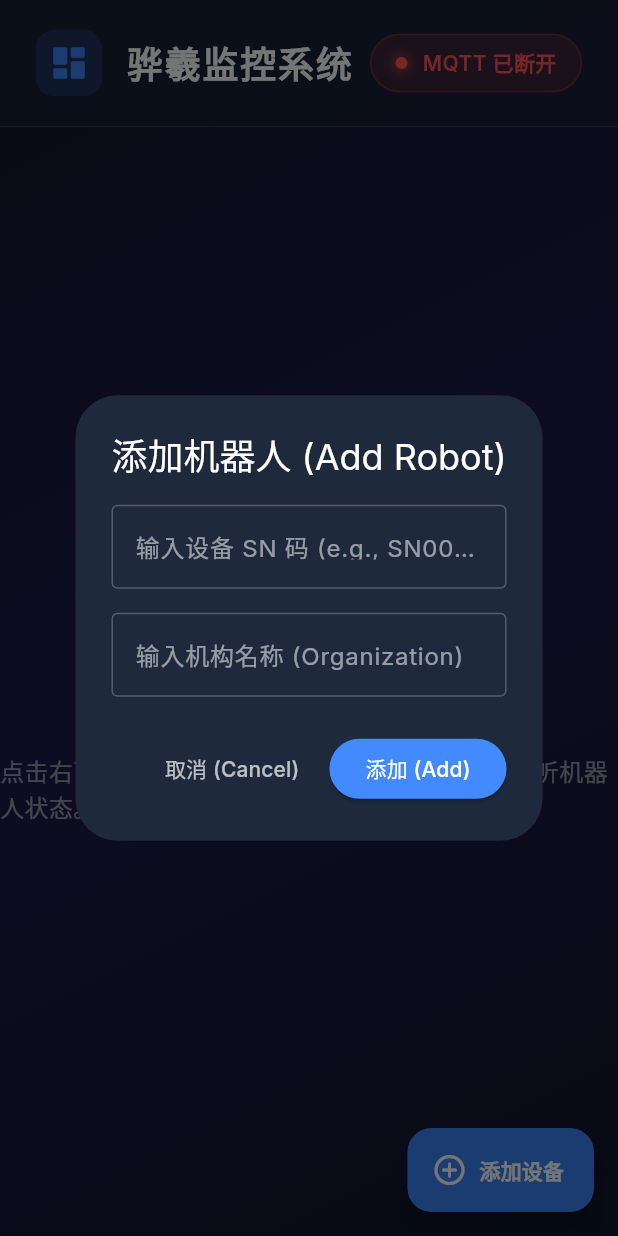
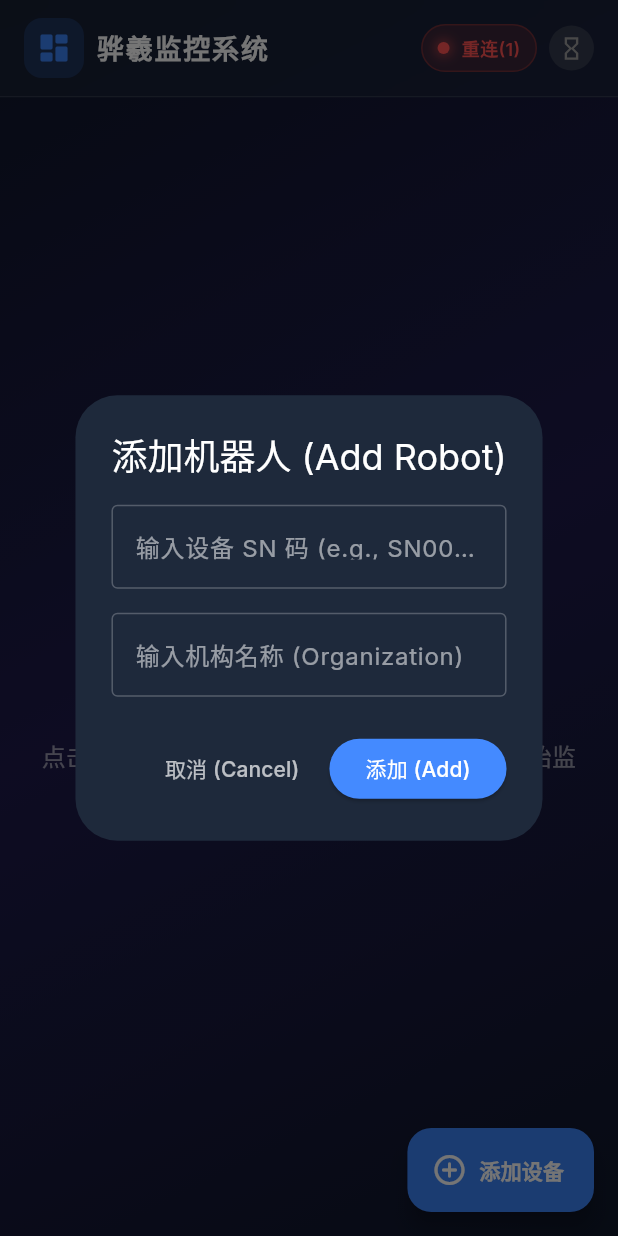
Before and after one commit to caicoder/rms_dashboard, a Flutter app: the screen it shows after launch, after a tap on "添加设备", on a phone screen of 412 x 824 dp. Run offline on Flutter 3.47's test engine with Material 3 defaults, Android fonts, the phone set to English and light mode, and no system bars; our stand-ins replace get, google_fonts, shared_preferences, wakelock_plus, yaml; missing offline and left inert: flame, mqtt_client.

Commit message:
问题的修改

```diff
--- a/lib/controllers/mqtt_controller.dart
+++ b/lib/controllers/mqtt_controller.dart
@@ -1,3 +1,4 @@
+import 'dart:async';
 import 'dart:convert';
 import 'package:get/get.dart';
 import 'package:mqtt_client/mqtt_client.dart';
@@ -12,6 +13,9 @@ class MqttController extends GetxController {
 
   MqttClient? client;
   var connectionState = MqttConnectionState.disconnected.obs;
+  var isRetrying = false.obs;
+  var retryCount = 0.obs;
+  Timer? _reconnectTimer;
 
   final RobotController robotController = Get.find<RobotController>();
 
@@ -54,8 +58,12 @@ class MqttController extends GetxController {
       client!.disconnect();
     }
 
-    if (client!.connectionStatus!.state == MqttConnectionState.connected) {
+    if (client!.connectionStatus?.state == MqttConnectionState.connected) {
       connectionState.value = MqttConnectionState.connected;
+      isRetrying.value = false;
+      retryCount.value = 0;
+      _reconnectTimer?.cancel();
+
       // 使用通配符 '+' 一次性订阅该项目下所有的机器人心跳与事件主题
       client!.subscribe('HuaXi/01/01/huaxi001/D/P/+', MqttQos.atLeastOnce);
       client!.subscribe('HuaXi/01/01/huaxi001/D/U/+', MqttQos.atLeastOnce);
@@ -69,7 +77,32 @@ class MqttController extends GetxController {
       });
     } else {
       connectionState.value = MqttConnectionState.disconnected;
+      _scheduleReconnect();
     }
+  }
+
+  void _scheduleReconnect() {
+    if (connectionState.value == MqttConnectionState.connected) return;
+    if (_reconnectTimer != null && _reconnectTimer!.isActive) return;
+
+    if (retryCount.value < 5) {
+      isRetrying.value = true;
+      retryCount.value++;
+      print('Scheduling reconnect attempt ${retryCount.value} in 1 minute...');
+      _reconnectTimer = Timer(const Duration(minutes: 1), () {
+        _connect();
+      });
+    } else {
+      isRetrying.value = false;
+      print('Max reconnect attempts reached. Waiting for manual trigger.');
+    }
+  }
+
+  void manualReconnect() {
+    _reconnectTimer?.cancel();
+    retryCount.value = 0;
+    isRetrying.value = true;
+    _connect();
   }
 
   void _handleMessage(String topic, String payload) {
@@ -124,6 +157,7 @@ class MqttController extends GetxController {
   void onDisconnected() {
     print('MQTT client disconnected');
     connectionState.value = MqttConnectionState.disconnected;
+    _scheduleReconnect();
   }
 
   void onConnected() {
--- a/lib/main.dart
+++ b/lib/main.dart
@@ -1,9 +1,12 @@
 import 'package:flutter/material.dart';
 import 'package:get/get.dart';
 import 'package:google_fonts/google_fonts.dart';
+import 'package:wakelock_plus/wakelock_plus.dart';
 import 'views/dashboard/dashboard_page.dart';
 
 void main() {
+  WidgetsFlutterBinding.ensureInitialized();
+  WakelockPlus.enable();
   runApp(const RMSApp());
 }
 
--- a/lib/views/dashboard/dashboard_page.dart
+++ b/lib/views/dashboard/dashboard_page.dart
@@ -162,7 +162,7 @@ class DashboardPage extends StatelessWidget {
         child: SafeArea(
           child: Column(
             children: [
-              _buildHeader(),
+              _buildHeader(context),
               Expanded(
                 child: Obx(() {
                   final robots = robotController.robots; // View all robots for pagination
@@ -201,12 +201,14 @@ class DashboardPage extends StatelessWidget {
     );
   }
 
-  Widget _buildHeader() {
+  Widget _buildHeader(BuildContext context) {
+    bool isSmallScreen = MediaQuery.of(context).size.width < 600;
+
     return ClipRRect(
       child: BackdropFilter(
         filter: ImageFilter.blur(sigmaX: 10, sigmaY: 10),
         child: Container(
-          padding: const EdgeInsets.symmetric(horizontal: 24.0, vertical: 20.0),
+          padding: EdgeInsets.symmetric(horizontal: isSmallScreen ? 16.0 : 24.0, vertical: isSmallScreen ? 12.0 : 20.0),
           decoration: BoxDecoration(
             color: const Color(0xFF1E293B).withOpacity(0.5),
             border: Border(bottom: BorderSide(color: Colors.white.withOpacity(0.1))),
@@ -214,7 +216,8 @@ class DashboardPage extends StatelessWidget {
           child: Row(
             mainAxisAlignment: MainAxisAlignment.spaceBetween,
             children: [
-              Row(
+              Expanded(
+                child: Row(
                   children: [
                     Container(
                       padding: const EdgeInsets.all(8),
@@ -222,25 +225,35 @@ class DashboardPage extends StatelessWidget {
                         color: const Color(0xFF3B82F6).withOpacity(0.2),
                         borderRadius: BorderRadius.circular(12),
                       ),
-                    child: const Icon(Icons.dashboard_rounded, color: Color(0xFF3B82F6), size: 28),
+                      child: Icon(Icons.dashboard_rounded, color: const Color(0xFF3B82F6), size: isSmallScreen ? 24 : 28),
                     ),
-                  const SizedBox(width: 16),
-                  const Text(
+                    SizedBox(width: isSmallScreen ? 8 : 16),
+                    Expanded(
+                      child: Text(
                         '骅羲监控系统',
                         overflow: TextOverflow.ellipsis,
                         style: TextStyle(
-                      fontSize: 24,
+                          fontSize: isSmallScreen ? 18 : 24,
                           fontWeight: FontWeight.w800,
                           letterSpacing: 1.2,
                           color: Colors.white,
                         ),
                       ),
+                    ),
                   ],
                 ),
+              ),
+              const SizedBox(width: 8),
               Obx(() {
                 final isConnected = mqttController.connectionState.value == MqttConnectionState.connected;
-                return Container(
-                  padding: const EdgeInsets.symmetric(horizontal: 16, vertical: 8),
+                final isRetrying = mqttController.isRetrying.value;
+                final retryCount = mqttController.retryCount.value;
+
+                return Row(
+                  mainAxisSize: MainAxisSize.min,
+                  children: [
+                    Container(
+                      padding: EdgeInsets.symmetric(horizontal: isSmallScreen ? 10 : 16, vertical: isSmallScreen ? 6 : 8),
                       decoration: BoxDecoration(
                         color: (isConnected ? Colors.green : Colors.red).withOpacity(0.15),
                         borderRadius: BorderRadius.circular(20),
@@ -263,16 +276,43 @@ class DashboardPage extends StatelessWidget {
                               ],
                             ),
                           ),
-                      const SizedBox(width: 10),
+                          const SizedBox(width: 8),
                           Text(
-                        isConnected ? 'MQTT 连接正常' : 'MQTT 已断开',
+                            isSmallScreen
+                                ? (isConnected ? '正常' : (isRetrying ? '重连($retryCount)' : '断开'))
+                                : (isConnected ? 'MQTT 连接正常' : (isRetrying ? 'MQTT 重连中($retryCount/5)' : 'MQTT 已断开')),
                             style: TextStyle(
                               color: isConnected ? Colors.greenAccent : Colors.redAccent,
                               fontWeight: FontWeight.w600,
+                              fontSize: isSmallScreen ? 12 : 14,
                             ),
                           )
                         ],
                       ),
+                    ),
+                    if (!isConnected) ...[
+                      const SizedBox(width: 8),
+                      Material(
+                        color: Colors.transparent,
+                        child: InkWell(
+                          borderRadius: BorderRadius.circular(20),
+                          onTap: isRetrying ? null : () => mqttController.manualReconnect(),
+                          child: Container(
+                            padding: const EdgeInsets.all(6),
+                            decoration: BoxDecoration(
+                              color: isRetrying ? Colors.grey.withOpacity(0.2) : Colors.blueAccent.withOpacity(0.2),
+                              shape: BoxShape.circle,
+                            ),
+                            child: Icon(
+                              isRetrying ? Icons.hourglass_empty : Icons.refresh_rounded,
+                              color: isRetrying ? Colors.grey : Colors.blueAccent,
+                              size: 18
+                            ),
+                          ),
+                        ),
+                      )
+                    ]
+                  ],
                 );
               })
             ],
@@ -294,9 +334,13 @@ class DashboardPage extends StatelessWidget {
             style: TextStyle(fontSize: 22, fontWeight: FontWeight.w600, color: Colors.white70),
           ),
           const SizedBox(height: 8),
-          const Text(
+          Padding(
+            padding: const EdgeInsets.symmetric(horizontal: 24.0),
+            child: const Text(
               '点击右下角的"添加设备"按钮输入 SN 码，开始监听机器人状态。',
+              textAlign: TextAlign.center,
               style: TextStyle(color: Colors.white54, fontSize: 16),
+            ),
           ),
         ],
       ),
--- a/pubspec.yaml
+++ b/pubspec.yaml
@@ -19,6 +19,7 @@ dependencies:
   flame: 1.21.0
   http: ^1.2.0
   yaml: ^3.1.2
+  wakelock_plus: ^1.1.4
 
 dev_dependencies:
   flutter_test:
```
Also changed, not shown: lib/controllers/robot_controller.dart (+28 -1 lines), lib/views/details/robot_detail_page.dart (+7 -3 lines), pubspec.lock, 4 other files. Lines whose indentation alone changed are shown as unchanged.
